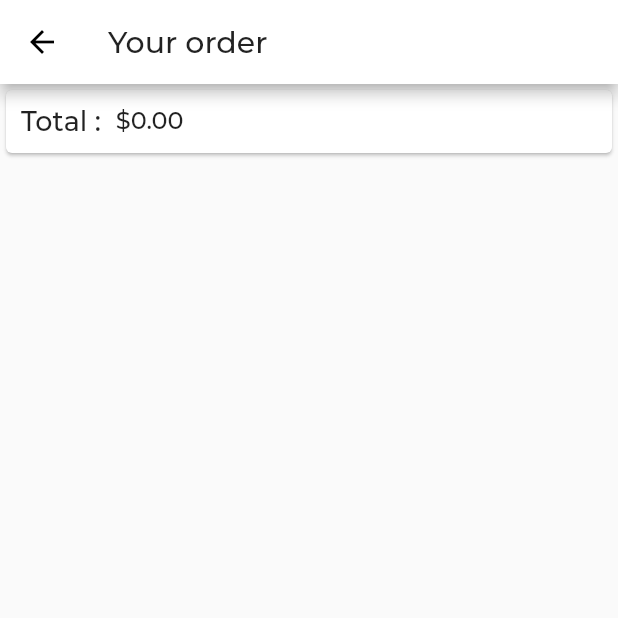
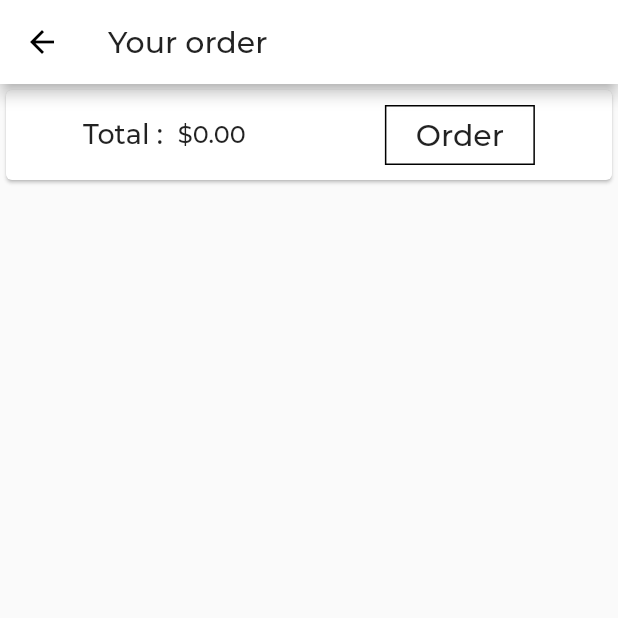
Before and after one commit to pkomoszewski/shopDecor, a Flutter app: the OrderScreen screen opened by its route, on a phone screen of 412 x 824 dp, the top half of it. Run offline on Flutter 3.47's test engine with Material 2 defaults, Android fonts, the phone set to English and light mode, and no system bars; network calls fail.

Commit message:
add order history

```diff
--- a/lib/providers/cart.dart
+++ b/lib/providers/cart.dart
@@ -85,4 +85,9 @@ class Cart with ChangeNotifier {
     _items.remove(productId);
     notifyListeners();
   }
+
+  void cleanItems() {
+    _items.clear();
+    notifyListeners();
+  }
 }
--- a/lib/screens/order_screen.dart
+++ b/lib/screens/order_screen.dart
@@ -1,6 +1,7 @@
 import 'package:flutter/material.dart';
 import 'package:provider/provider.dart';
 import '../providers/cart.dart';
+import '../providers/orders.dart';
 import '../widgets/orderItem.dart';
 
 class OrderScreen extends StatelessWidget {
@@ -10,6 +11,7 @@ class OrderScreen extends StatelessWidget {
   @override
   Widget build(BuildContext context) {
     final cart = Provider.of<Cart>(context);
+
     return Scaffold(
         appBar: AppBar(
           title: Text("Your order"),
@@ -20,13 +22,35 @@ class OrderScreen extends StatelessWidget {
               child: Padding(
                 padding: EdgeInsets.all(10),
                 child: Row(
-                  children: <Widget>[
-                    Text("Total :", style: TextStyle(fontSize: 18)),
-                    SizedBox(
-                      width: 10,
+                  mainAxisAlignment: MainAxisAlignment.spaceAround,
+                  children: [
+                    Row(
+                      children: <Widget>[
+                        Text("Total :", style: TextStyle(fontSize: 18)),
+                        SizedBox(
+                          width: 10,
+                        ),
+                        Text('\$${cart.totalAmount.toStringAsFixed(2)}',
+                            style: TextStyle(fontSize: 16)),
+                      ],
                     ),
-                    Text('\$${cart.totalAmount.toStringAsFixed(2)}',
-                        style: TextStyle(fontSize: 16))
+                    InkWell(
+                        onTap: () {
+                          Provider.of<Orders>(context, listen: false).addOrders(
+                              cart.items.values.toList(), cart.totalAmount);
+                          cart.cleanItems();
+                        },
+                        child: Container(
+                          margin: EdgeInsets.only(left: 10),
+                          decoration: BoxDecoration(border: Border.all()),
+                          alignment: Alignment.center,
+                          height: 40,
+                          width: 100,
+                          child: Text(
+                            "Order",
+                            style: TextStyle(fontSize: 20.0),
+                          ),
+                        )),
                   ],
                 ),
               ),
--- a/lib/widgets/mainDrawer.dart
+++ b/lib/widgets/mainDrawer.dart
@@ -1,4 +1,5 @@
 import 'package:flutter/material.dart';
+import 'package:shopdecor/screens/history_order_screen.dart';
 import '../screens/favorite_screen.dart';
 import '../screens/hot_sale_screen.dart';
 import '../icons/Custom_Icons.dart';
@@ -40,6 +41,10 @@ class MainDrawer extends StatelessWidget {
         }),
         bulidListTitle("Hot Sale", MyFlutterApp.star, () {
           Navigator.of(context).pushReplacementNamed(HotSaleScreen.routeName);
+        }),
+        bulidListTitle("Your history", MyFlutterApp.user, () {
+          Navigator.of(context)
+              .pushReplacementNamed(HistoryOrderScreen.routeName);
         })
       ],
     ));
--- a/pubspec.yaml
+++ b/pubspec.yaml
@@ -20,6 +20,7 @@ dependencies:
   flutter:
     sdk: flutter
   provider: ^3.1.0
+  intl: ^0.16.0
 
   # The following adds the Cupertino Icons font to your application.
   # Use with the CupertinoIcons class for iOS style icons.
```
Also changed, not shown: lib/main.dart (+7 -1 lines), lib/providers/orders.dart (+12 -1 lines), lib/screens/history_order_screen.dart (added, +33 -0 lines), lib/widgets/historyItem.dart (added, +54 -0 lines), pubspec.lock.
